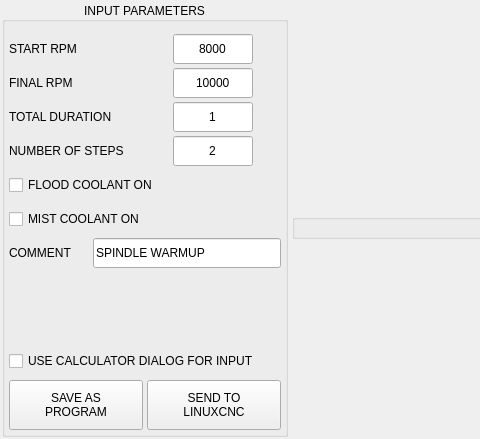
This is utils/spindle_warmup.ui in persei802/QtDragon_hd as Qt 5 draws it before an edit; both pictures show x 0 to 480 and y 0 to 439 of the 851 by 439 pixel window. The edited form follows.
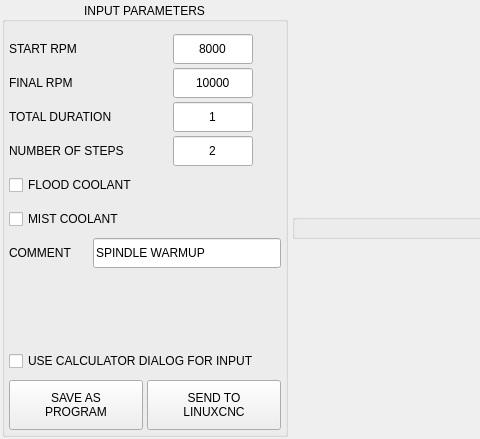
This is the edited form. Icons and pictures are not drawn.

```diff
--- a/utils/spindle_warmup.ui
+++ b/utils/spindle_warmup.ui
@@ -581,7 +581,7 @@
             <string>Turn on flood coolant while warming up</string>
            </property>
            <property name="text">
-            <string>FLOOD COOLANT ON</string>
+            <string>FLOOD COOLANT</string>
            </property>
           </widget>
          </item>
@@ -609,7 +609,7 @@
             <string>Turn on mist coolant while warming up</string>
            </property>
            <property name="text">
-            <string>MIST COOLANT ON</string>
+            <string>MIST COOLANT</string>
            </property>
           </widget>
          </item>
```
